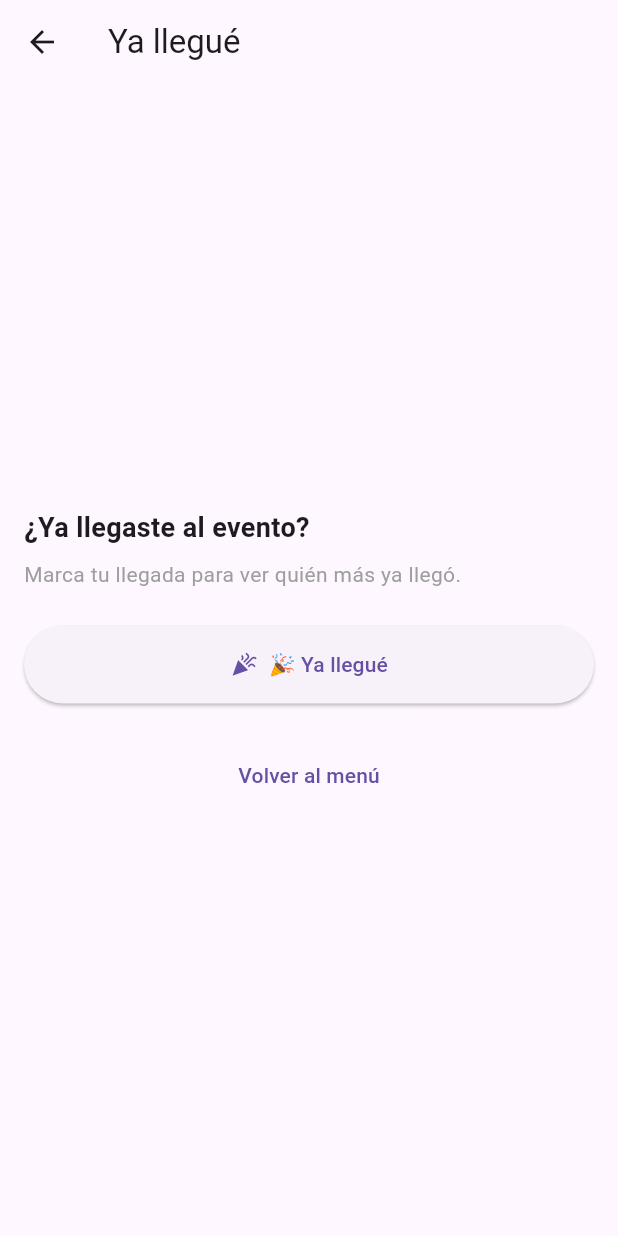
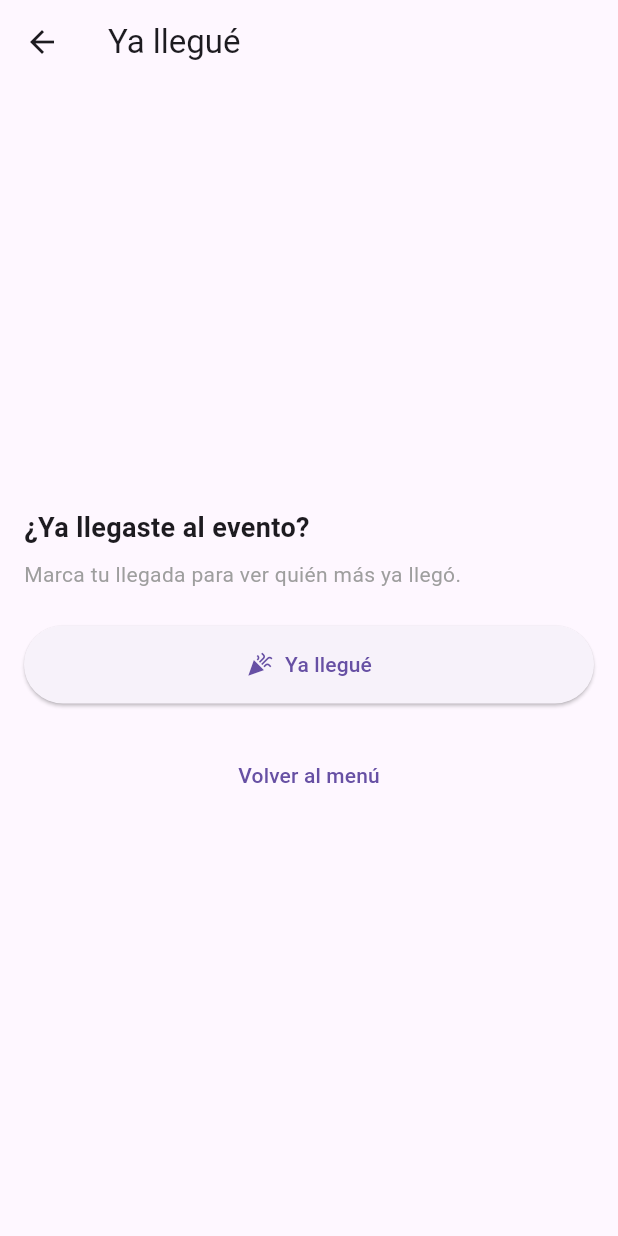
Before and after one commit to rchiup/weddingapp, a Flutter app: the CheckinScreen screen opened by its route, on a phone screen of 412 x 824 dp. Run offline on Flutter 3.47's test engine with Material 3 defaults, Android fonts, the phone set to English and light mode, and no system bars; our stand-ins replace cloud_firestore, cross_file, dio, firebase_core, firebase_storage, go_router and 4 more; missing offline and left inert: dart:html; accounts and stored records are empty; network calls fail.

Commit message:
UI tweaks checkin/menu

```diff
--- a/app/lib/checkin/checkin_screen.dart
+++ b/app/lib/checkin/checkin_screen.dart
@@ -198,7 +198,7 @@ class _CheckinScreenState extends State<CheckinScreen> {
                       child: CircularProgressIndicator(strokeWidth: 2),
                     )
                   : const Icon(Icons.celebration),
-              label: Text(_loading ? 'Registrando...' : '🎉 Ya llegué'),
+              label: Text(_loading ? 'Registrando...' : 'Ya llegué'),
               style: ElevatedButton.styleFrom(
                 padding: const EdgeInsets.symmetric(vertical: 16),
               ),
```
Also changed, not shown: app/lib/home/entry_screen.dart (+8 -4 lines).
